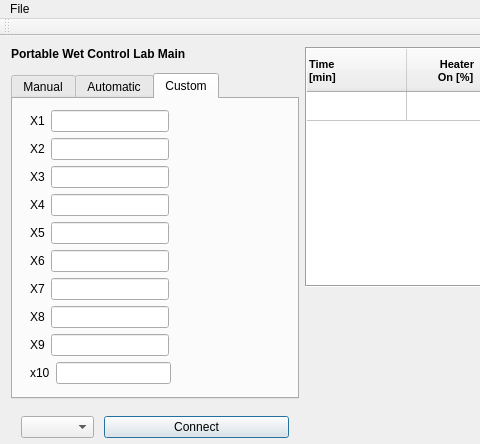
Before: the Qt Designer form mainwindow.ui in AnthonyA28/Qt-PWCL-main, drawn with Qt 5; both pictures show x 0 to 480 and y 0 to 444 of the 991 by 615 pixel window.
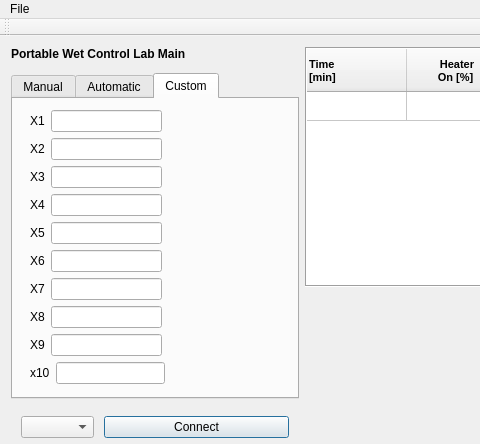
After: the same form once the commit is applied. Icons and pictures are not drawn. Custom widgets are drawn as their Qt base class.

Diff of the .ui file:
```diff
--- a/mainwindow.ui
+++ b/mainwindow.ui
@@ -508,6 +508,13 @@
               <item>
                <widget class="QLineEdit" name="x1TextBox"/>
               </item>
+              <item>
+               <widget class="QLabel" name="x1Label">
+                <property name="text">
+                 <string/>
+                </property>
+               </widget>
+              </item>
               <item>
                <spacer name="horizontalSpacer_11">
                 <property name="orientation">
@@ -535,6 +542,13 @@
               <item>
                <widget class="QLineEdit" name="x2TextBox"/>
               </item>
+              <item>
+               <widget class="QLabel" name="x2Label">
+                <property name="text">
+                 <string/>
+                </property>
+               </widget>
+              </item>
               <item>
                <spacer name="horizontalSpacer_17">
                 <property name="orientation">
@@ -562,6 +576,13 @@
               <item>
                <widget class="QLineEdit" name="x3TextBox"/>
               </item>
+              <item>
+               <widget class="QLabel" name="x3Label">
+                <property name="text">
+                 <string/>
+                </property>
+               </widget>
+              </item>
               <item>
                <spacer name="horizontalSpacer_14">
                 <property name="orientation">
@@ -589,6 +610,13 @@
               <item>
                <widget class="QLineEdit" name="x4TextBox"/>
               </item>
+              <item>
+               <widget class="QLabel" name="x4Label">
+                <property name="text">
+                 <string/>
+                </property>
+               </widget>
+              </item>
               <item>
                <spacer name="horizontalSpacer_15">
                 <property name="orientation">
@@ -616,6 +644,13 @@
               <item>
                <widget class="QLineEdit" name="x5TextBox"/>
               </item>
+              <item>
+               <widget class="QLabel" name="x5Label">
+                <property name="text">
+                 <string/>
+                </property>
+               </widget>
+              </item>
               <item>
                <spacer name="horizontalSpacer_18">
                 <property name="orientation">
@@ -643,6 +678,13 @@
               <item>
                <widget class="QLineEdit" name="x6TextBox"/>
               </item>
+              <item>
+               <widget class="QLabel" name="x6Label">
+                <property name="text">
+                 <string/>
+                </property>
+               </widget>
+              </item>
               <item>
                <spacer name="horizontalSpacer_19">
                 <property name="orientation">
@@ -670,6 +712,13 @@
               <item>
                <widget class="QLineEdit" name="x7TextBox"/>
               </item>
+              <item>
+               <widget class="QLabel" name="x7Label">
+                <property name="text">
+                 <string/>
+                </property>
+               </widget>
+              </item>
               <item>
                <spacer name="horizontalSpacer_12">
                 <property name="orientation">
@@ -697,6 +746,13 @@
               <item>
                <widget class="QLineEdit" name="x8TextBox"/>
               </item>
+              <item>
+               <widget class="QLabel" name="x8Label">
+                <property name="text">
+                 <string/>
+                </property>
+               </widget>
+              </item>
               <item>
                <spacer name="horizontalSpacer_13">
                 <property name="orientation">
@@ -724,6 +780,13 @@
               <item>
                <widget class="QLineEdit" name="x9TextBox"/>
               </item>
+              <item>
+               <widget class="QLabel" name="x9Label">
+                <property name="text">
+                 <string/>
+                </property>
+               </widget>
+              </item>
               <item>
                <spacer name="horizontalSpacer_16">
                 <property name="orientation">
@@ -751,6 +814,13 @@
               <item>
                <widget class="QLineEdit" name="x10TextBox"/>
               </item>
+              <item>
+               <widget class="QLabel" name="x10Label">
+                <property name="text">
+                 <string/>
+                </property>
+               </widget>
+              </item>
               <item>
                <spacer name="horizontalSpacer_20">
                 <property name="orientation">
```
